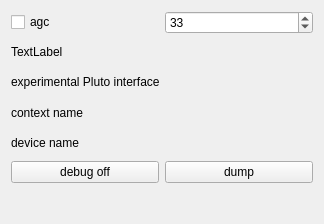
Above: dab-maxi/qt-devices/pluto-handler/pluto-widget.ui from JvanKatwijk/qt-dab before the change. Below: the same form after it.
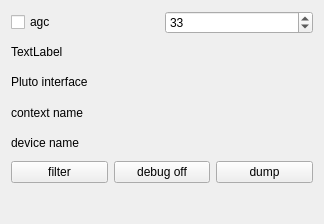
That is the form after the change.

Commit message: pluto support: filter added

```diff
--- a/dab-maxi/qt-devices/pluto-handler/pluto-widget.ui
+++ b/dab-maxi/qt-devices/pluto-handler/pluto-widget.ui
@@ -51,7 +51,7 @@
       <string>Experimental interface for Adalm Pluto. No garantees!!</string>
      </property>
      <property name="text">
-      <string>experimental Pluto interface</string>
+      <string>Pluto interface</string>
      </property>
     </widget>
    </item>
@@ -71,6 +71,13 @@
    </item>
    <item>
     <layout class="QHBoxLayout" name="horizontalLayout">
+     <item>
+      <widget class="QPushButton" name="filterButton">
+       <property name="text">
+        <string>filter</string>
+       </property>
+      </widget>
+     </item>
      <item>
       <widget class="QPushButton" name="debugButton">
        <property name="text">
```
The commit also changes 6 other files.
